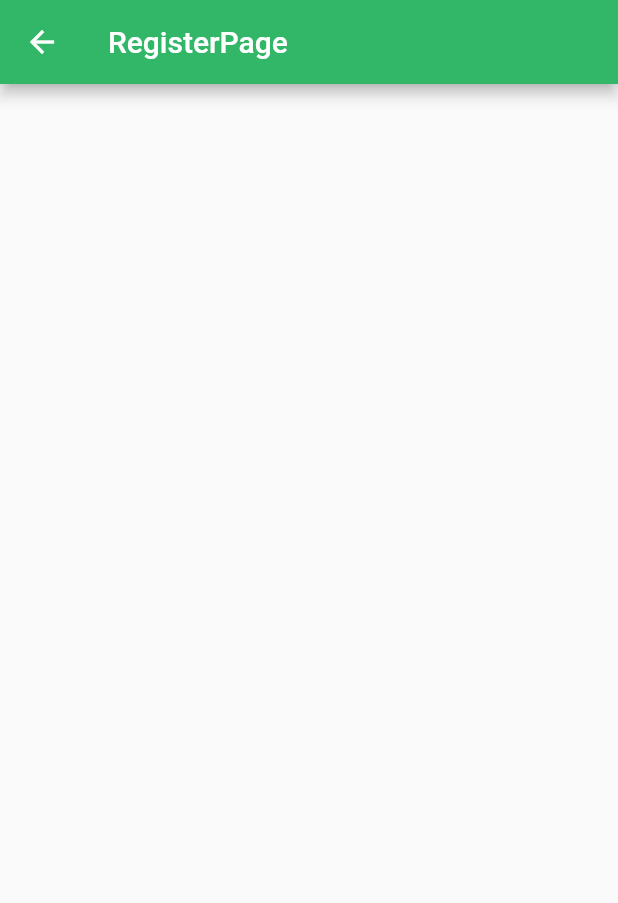
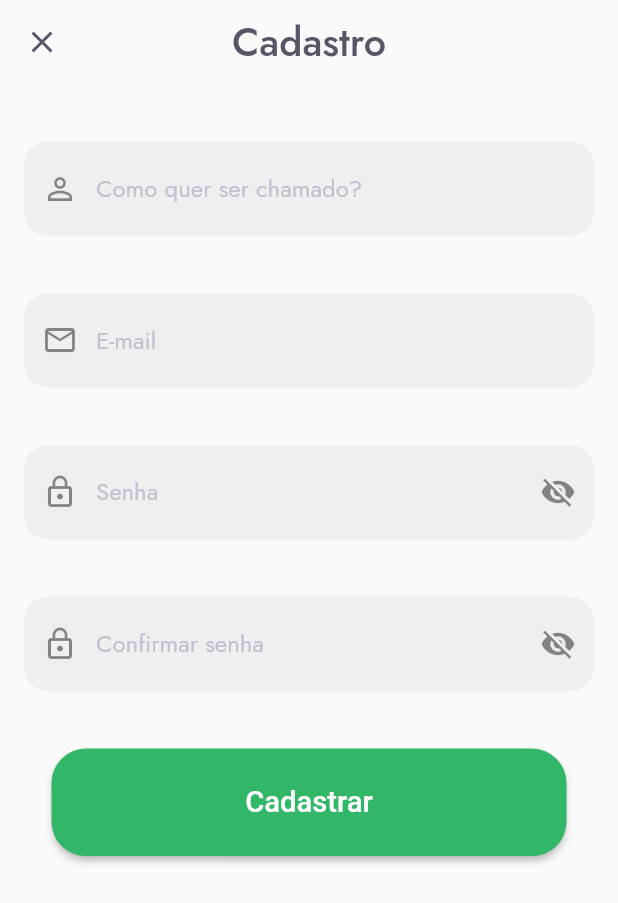
Before and after one commit to luisgustavoo/onde-gastei-app, a Flutter app: the RegisterPage screen opened by its route, on a phone screen of 412 x 824 dp. Shown: the top 903 px of the screen. Run offline on Flutter 3.47's test engine with Material 2 defaults, Android fonts, the phone set to English and light mode, and no system bars; our stand-ins replace flutter_screenutil, flutter_secure_storage, google_fonts, shared_preferences; accounts and stored records are empty.

Commit message:
Criando tela de cadastro

```diff
--- a/lib/app/app.dart
+++ b/lib/app/app.dart
@@ -12,16 +12,12 @@ import 'package:onde_gastei_app/app/modules/home/page/home_page.dart';
 import 'package:onde_gastei_app/app/modules/splash/splash_page.dart';
 import 'package:provider/provider.dart';
 
-class App extends StatefulWidget {
+class App extends StatelessWidget {
   const App({Key? key}) : super(key: key);
 
   @override
-  State<App> createState() => _AppState();
-}
+  Widget build(BuildContext context) {
 
-class _AppState extends State<App> {
-  @override
-  Widget build(BuildContext context) {
     SystemChrome.setSystemUIOverlayStyle(
       const SystemUiOverlayStyle(
         statusBarIconBrightness: Brightness.dark,
@@ -53,12 +49,12 @@ class _AppState extends State<App> {
           theme: UiConfig.theme,
           routes: {
             SplashPage.router: (context) => SplashPage(
-                  authController: context.read<AuthController>(),
-                ),
+              authController: context.read<AuthController>(),
+            ),
             LoginPage.router: (context) => const LoginPage(),
             HomePage.router: (context) => HomePage(
-                  homeController: context.read<HomeController>(),
-                ),
+              homeController: context.read<HomeController>(),
+            ),
             RegisterPage.router: (context) => const RegisterPage(),
           },
         ),
--- a/lib/app/core/ui/ui_config.dart
+++ b/lib/app/core/ui/ui_config.dart
@@ -2,6 +2,7 @@ import 'package:flutter/cupertino.dart';
 import 'package:flutter/material.dart';
 import 'package:flutter/services.dart';
 import 'package:google_fonts/google_fonts.dart';
+import 'package:onde_gastei_app/app/core/ui/extensions/size_screen_extension.dart';
 import 'package:onde_gastei_app/app/core/ui/onde_gastei_material_color.dart';
 
 class UiConfig {
@@ -10,12 +11,23 @@ class UiConfig {
   static String get title => 'OndeGastei';
 
   static ThemeData get theme => ThemeData(
-        appBarTheme: const AppBarTheme(
-          systemOverlayStyle: SystemUiOverlayStyle(
+        appBarTheme: AppBarTheme(
+          systemOverlayStyle: const SystemUiOverlayStyle(
             statusBarColor: Colors.transparent,
-            statusBarIconBrightness: Brightness.light,
-
+            statusBarIconBrightness: Brightness.dark,
+            //statusBarBrightness: Brightness.light
           ),
+          color: Colors.transparent,
+          elevation: 0,
+          iconTheme: const IconThemeData(
+            color: Color(0xFF585666),
+          ),
+          titleTextStyle: GoogleFonts.jost(
+            color: const Color(0xFF585666),
+            fontSize: 23.sp,
+            fontWeight: FontWeight.w500
+          ),
+          centerTitle: true,
         ),
         primaryColor: const Color(0xFF32B768),
         primaryColorDark: const Color(0xff278F51),
--- a/lib/app/core/ui/widgets/onde_gastei_button.dart
+++ b/lib/app/core/ui/widgets/onde_gastei_button.dart
@@ -9,7 +9,7 @@ class OndeGasteiButton extends StatelessWidget {
     double height = 60,
     double borderRadius = 20,
     Color? color,
-    VoidCallback? onPressed,
+        VoidCallback? onPressed,
     Key? key,
   })  : _child = child,
         _height = height,
--- a/lib/app/core/ui/widgets/onde_gastei_text_form.dart
+++ b/lib/app/core/ui/widgets/onde_gastei_text_form.dart
@@ -7,6 +7,8 @@ class OndeGasteiTextForm extends StatelessWidget {
       this.validator,
       this.obscureText = false,
       this.suffixIcon,
+      this.prefixIcon,
+      this.textInputType = TextInputType.text,
       Key? key})
       : _obscureTextNotifier = ValueNotifier<bool>(obscureText),
         assert(!(obscureText == true && suffixIcon != null),
@@ -18,7 +20,9 @@ class OndeGasteiTextForm extends StatelessWidget {
   final FormFieldValidator<String>? validator;
   final bool obscureText;
   final IconButton? suffixIcon;
+  final Icon? prefixIcon;
   final ValueNotifier<bool> _obscureTextNotifier;
+  final TextInputType textInputType;
 
   @override
   Widget build(BuildContext context) {
@@ -26,17 +30,20 @@ class OndeGasteiTextForm extends StatelessWidget {
       valueListenable: _obscureTextNotifier,
       builder: (context, value, child) {
         return TextFormField(
+          key: key,
           obscureText: value,
           controller: controller,
           validator: validator,
+          keyboardType: textInputType,
           decoration: InputDecoration(
             hintText: label,
+            prefixIcon: prefixIcon,
             suffixIcon: obscureText
                 ? IconButton(
                     onPressed: () {
                       _obscureTextNotifier.value = !_obscureTextNotifier.value;
                     },
-                    icon: Icon(value ? Icons.visibility : Icons.visibility_off),
+                    icon: Icon(value ? Icons.visibility_off : Icons.visibility),
                     splashRadius: 10,
                   )
                 : suffixIcon,
--- a/lib/app/modules/auth/page/register_page.dart
+++ b/lib/app/modules/auth/page/register_page.dart
@@ -1,4 +1,7 @@
 import 'package:flutter/material.dart';
+import 'package:onde_gastei_app/app/core/ui/extensions/size_screen_extension.dart';
+import 'package:onde_gastei_app/app/core/ui/widgets/onde_gastei_button.dart';
+import 'package:onde_gastei_app/app/core/ui/widgets/onde_gastei_text_form.dart';
 
 class RegisterPage extends StatefulWidget {
   const RegisterPage({Key? key}) : super(key: key);
@@ -14,9 +17,87 @@ class _RegisterPageState extends State<RegisterPage> {
   Widget build(BuildContext context) {
     return Scaffold(
       appBar: AppBar(
-        title: const Text('RegisterPage'),
+        leading: IconButton(
+          splashRadius: 20,
+          icon: const Icon(Icons.close),
+          onPressed: () {
+            if (Navigator.of(context).canPop()) {
+              Navigator.of(context).pop();
+            }
+          },
+        ),
+        title: const Text(
+          'Cadastro',
+        ),
       ),
-      body: Container(),
+      body: Padding(
+        padding: const EdgeInsets.symmetric(horizontal: 16),
+        child: SingleChildScrollView(
+          child: Column(
+            children: [
+              Padding(
+                padding: EdgeInsets.only(
+                  top: 32.h,
+                ),
+                child: OndeGasteiTextForm(
+                  label: 'Como quer ser chamado?',
+                  prefixIcon: const Icon(Icons.person_outline),
+                  validator: (value) {
+                    if (value != null) {
+                      if (value.isEmpty) {
+                        return 'Informe como quer ser chamado';
+                      }
+                    }
+                  },
+                ),
+              ),
+              Padding(
+                padding: EdgeInsets.only(
+                  top: 32.h,
+                ),
+                child: OndeGasteiTextForm(
+                  label: 'E-mail',
+                  prefixIcon: const Icon(Icons.email_outlined),
+                  textInputType: TextInputType.emailAddress,
+                ),
+              ),
+              Padding(
+                padding: EdgeInsets.only(
+                  top: 32.h,
+                ),
+                child: OndeGasteiTextForm(
+                  label: 'Senha',
+                  obscureText: true,
+                  prefixIcon: const Icon(Icons.lock_outline),
+                ),
+              ),
+              Padding(
+                padding: EdgeInsets.only(
+                  top: 32.h,
+                ),
+                child: OndeGasteiTextForm(
+                  label: 'Confirmar senha',
+                  obscureText: true,
+                  prefixIcon: const Icon(Icons.lock_outline),
+                ),
+              ),
+              Padding(
+                padding: EdgeInsets.only(top: 32.h),
+                child: OndeGasteiButton(
+                  Text(
+                    'Cadastrar',
+                    style: TextStyle(
+                        color: Colors.white,
+                        fontSize: 17.sp,
+                        fontWeight: FontWeight.w500),
+                  ),
+                  onPressed: () {},
+                ),
+              ),
+            ],
+          ),
+        ),
+      ),
     );
   }
 }
--- a/pubspec.yaml
+++ b/pubspec.yaml
@@ -40,6 +40,7 @@ dependencies:
   dio: ^4.0.1
   flutter_secure_storage: ^4.2.1
   shared_preferences: ^2.0.8
+  firebase_auth: ^3.1.4
 
 dev_dependencies:
   flutter_test:
```
Also changed, not shown: lib/app/modules/auth/page/login_page.dart (+36 -26 lines), pubspec.lock.
